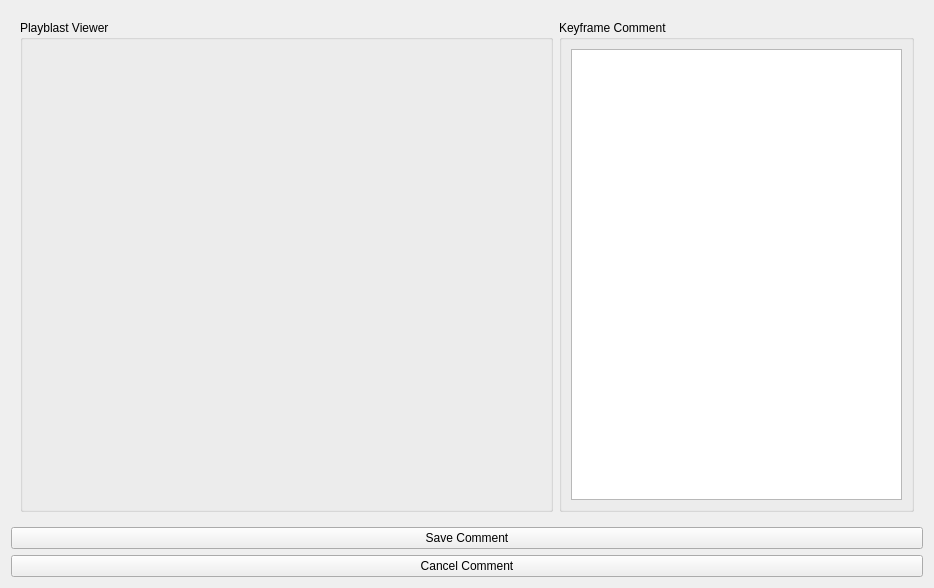
This is interface/CommentEditor.ui in tonmaiart/UkoreShot as Qt 5 draws it before an edit. The edited form follows.
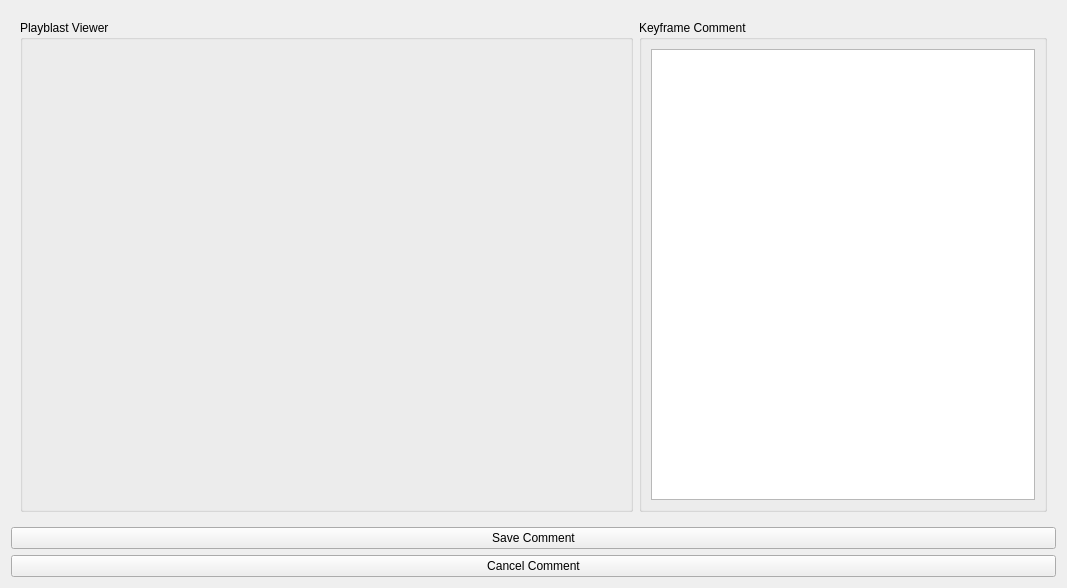
This is the edited form.

Patch:
```diff
--- a/interface/CommentEditor.ui
+++ b/interface/CommentEditor.ui
@@ -6,7 +6,7 @@
    <rect>
     <x>0</x>
     <y>0</y>
-    <width>934</width>
+    <width>1067</width>
     <height>588</height>
    </rect>
   </property>
```
Left out of the diff: 2 changed lines with no effect on the pictures.
